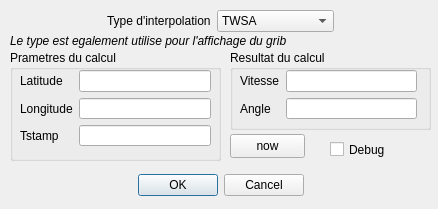
This is src/Ui/gribValidation.ui in nohal/qtVlm as Qt 5 draws it before an edit. The edited form follows.
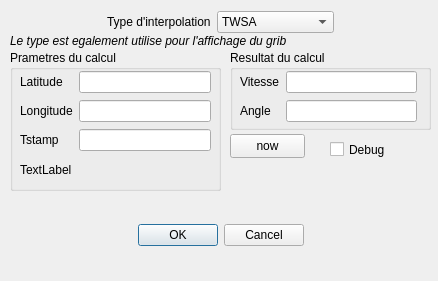
This is the edited form.

Commit message: After extensive testing fix some limit cases in grib interpolation (debug info left, will be cleaned later)

Patch:
```diff
--- a/src/Ui/gribValidation.ui
+++ b/src/Ui/gribValidation.ui
@@ -7,7 +7,7 @@
     <x>0</x>
     <y>0</y>
     <width>438</width>
-    <height>209</height>
+    <height>281</height>
    </rect>
   </property>
   <property name="windowTitle">
@@ -17,7 +17,7 @@
    <property name="geometry">
     <rect>
      <x>10</x>
-     <y>170</y>
+     <y>220</y>
      <width>421</width>
      <height>31</height>
     </rect>
@@ -89,7 +89,7 @@
      <x>10</x>
      <y>50</y>
      <width>211</width>
-     <height>111</height>
+     <height>141</height>
     </rect>
    </property>
    <property name="title">
@@ -101,7 +101,7 @@
       <x>10</x>
       <y>20</y>
       <width>191</width>
-      <height>76</height>
+      <height>82</height>
      </rect>
     </property>
     <layout class="QGridLayout" name="gridLayout">
@@ -137,6 +137,19 @@
      </item>
     </layout>
    </widget>
+   <widget class="QLabel" name="label_date">
+    <property name="geometry">
+     <rect>
+      <x>10</x>
+      <y>110</y>
+      <width>191</width>
+      <height>20</height>
+     </rect>
+    </property>
+    <property name="text">
+     <string>TextLabel</string>
+    </property>
+   </widget>
   </widget>
   <widget class="QGroupBox" name="groupBox_2">
    <property name="geometry">
@@ -156,7 +169,7 @@
       <x>10</x>
       <y>20</y>
       <width>177</width>
-      <height>49</height>
+      <height>53</height>
      </rect>
     </property>
     <layout class="QGridLayout" name="gridLayout_2">
@@ -223,7 +236,7 @@
      <x>10</x>
      <y>10</y>
      <width>421</width>
-     <height>22</height>
+     <height>24</height>
     </rect>
    </property>
    <layout class="QHBoxLayout" name="horizontalLayout">
```
The commit also changes 4 other files.
